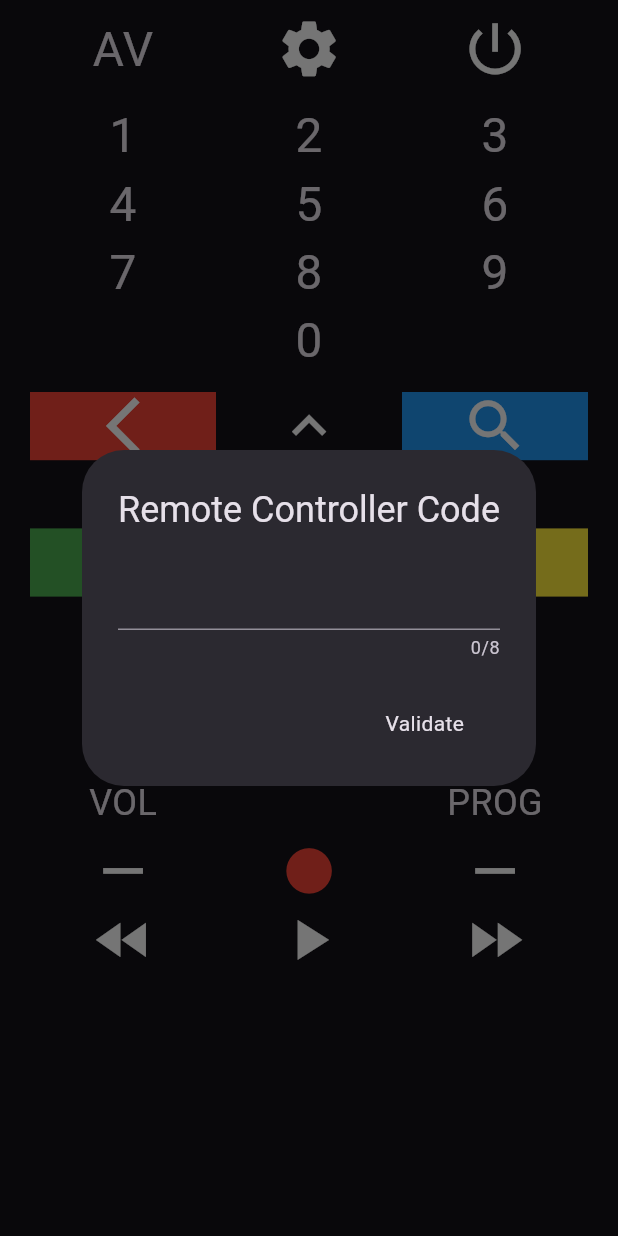
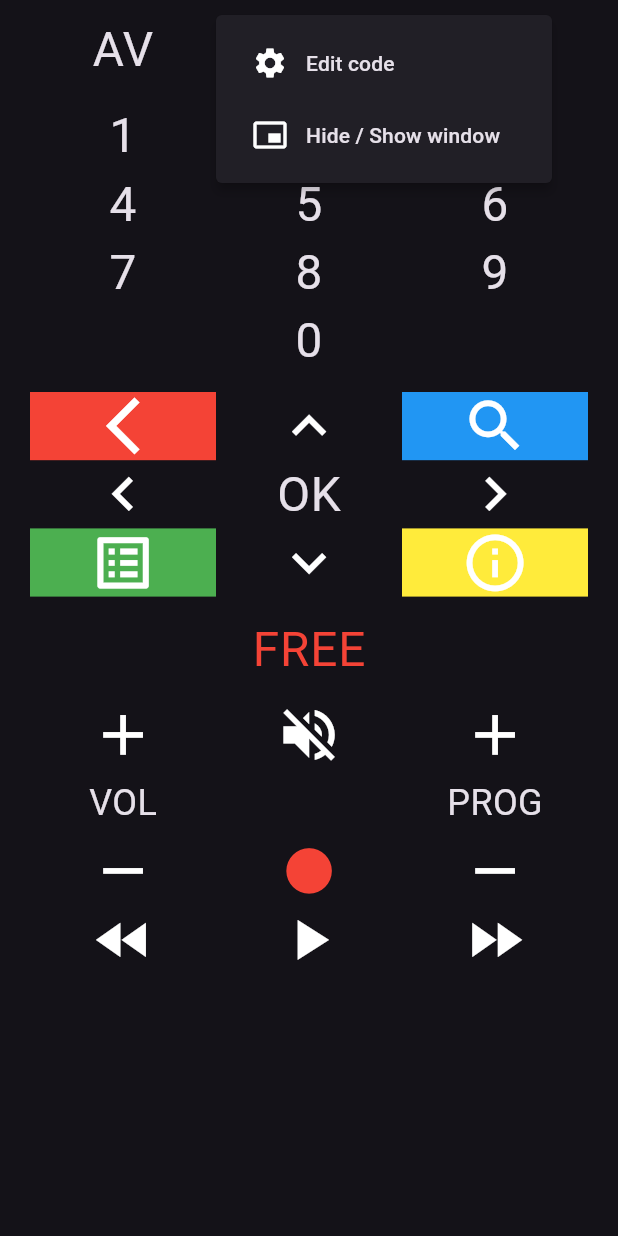
Before and after one commit to Hhanri/freebox_remote_controller, a Flutter app: the screen it shows after launch, after a tap on the "settings" icon, on a phone screen of 412 x 824 dp. Run offline on Flutter 3.47's test engine with Material 3 defaults, Android fonts, the phone set to English and light mode, and no system bars; our stand-ins replace equatable, flutter_bloc, fpdart, get_it, shared_preferences; missing offline and left inert: flutter_overlay_window.

Commit message:
freebox settings button shows menu

```diff
--- a/lib/core/widgets/custom_popup_menu_item.dart
+++ b/lib/core/widgets/custom_popup_menu_item.dart
@@ -17,7 +17,8 @@ class CustomPopupMenuItem extends StatelessWidget {
       child: Row(
         children: [
           Icon(icon),
-          Text(text),
+          const SizedBox(width: 12),
+          Flexible(child: Text(text)),
         ],
       ),
     );
--- a/lib/features/freebox/presentation/widgets/freebox_settings_button.dart
+++ b/lib/features/freebox/presentation/widgets/freebox_settings_button.dart
@@ -1,5 +1,8 @@
 import 'package:flutter/material.dart';
 import 'package:flutter_bloc/flutter_bloc.dart';
+import 'package:freebox_remote_controller/core/utils/show_custom_menu.dart';
+import 'package:freebox_remote_controller/core/widgets/custom_popup_menu_item.dart';
+import 'package:freebox_remote_controller/features/alert_window/alert_window.dart';
 import 'package:freebox_remote_controller/features/freebox/presentation/cubits/freebox_code_cubit/freebox_code_cubit.dart';
 import 'package:freebox_remote_controller/features/freebox/presentation/modals/freebox_code_modal.dart';
 import 'package:freebox_remote_controller/features/freebox/presentation/widgets/freebox_button_widget.dart';
@@ -12,7 +15,19 @@ class FreeboxSettingsButton extends StatelessWidget {
     final cubit = context.read<FreeboxCodeCubit>();
     return FreeboxButtonWidget.icon(
       iconData: Icons.settings,
-      onTap: () async {
+      onTap: () {
+        _showMenu(context);
+      },
+    );
+  }
+
+  void _showMenu(BuildContext context) {
+    showCustomMenu(
+      context: context,
+      items: [
+        PopupMenuItem(
+          onTap: () {
+            final cubit = context.read<FreeboxCodeCubit>();
             showFreeboxCodeModal(
               context: context,
               initialCode: cubit.state.code,
@@ -22,6 +37,26 @@ class FreeboxSettingsButton extends StatelessWidget {
               },
             );
           },
+          child: const CustomPopupMenuItem(
+            icon: Icons.settings,
+            text: "Edit code",
+          ),
+        ),
+        PopupMenuItem(
+          onTap: () async {
+            final alertWindow = IAlertWindow();
+            if (await alertWindow.isActive()) {
+              await alertWindow.hide();
+              return;
+            }
+            if (context.mounted) alertWindow.show(context);
+          },
+          child: const CustomPopupMenuItem(
+            icon: Icons.picture_in_picture_alt,
+            text: "Hide / Show window",
+          ),
+        ),
+      ],
     );
   }
 }
```
Lines whose indentation alone changed are shown as unchanged.
